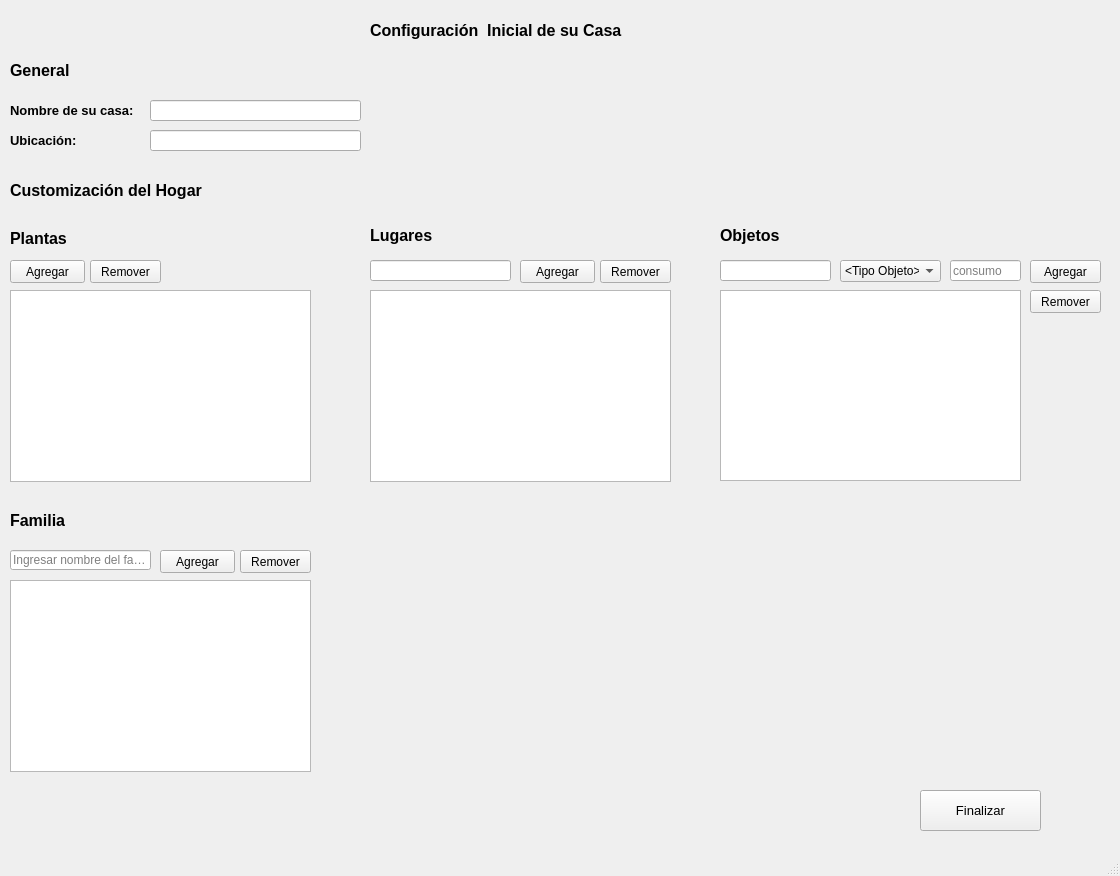
AliciaC07/Proyecto-Prolog-Smart-House, file src/visual/designer_ventana_principal.ui: the form before one commit.
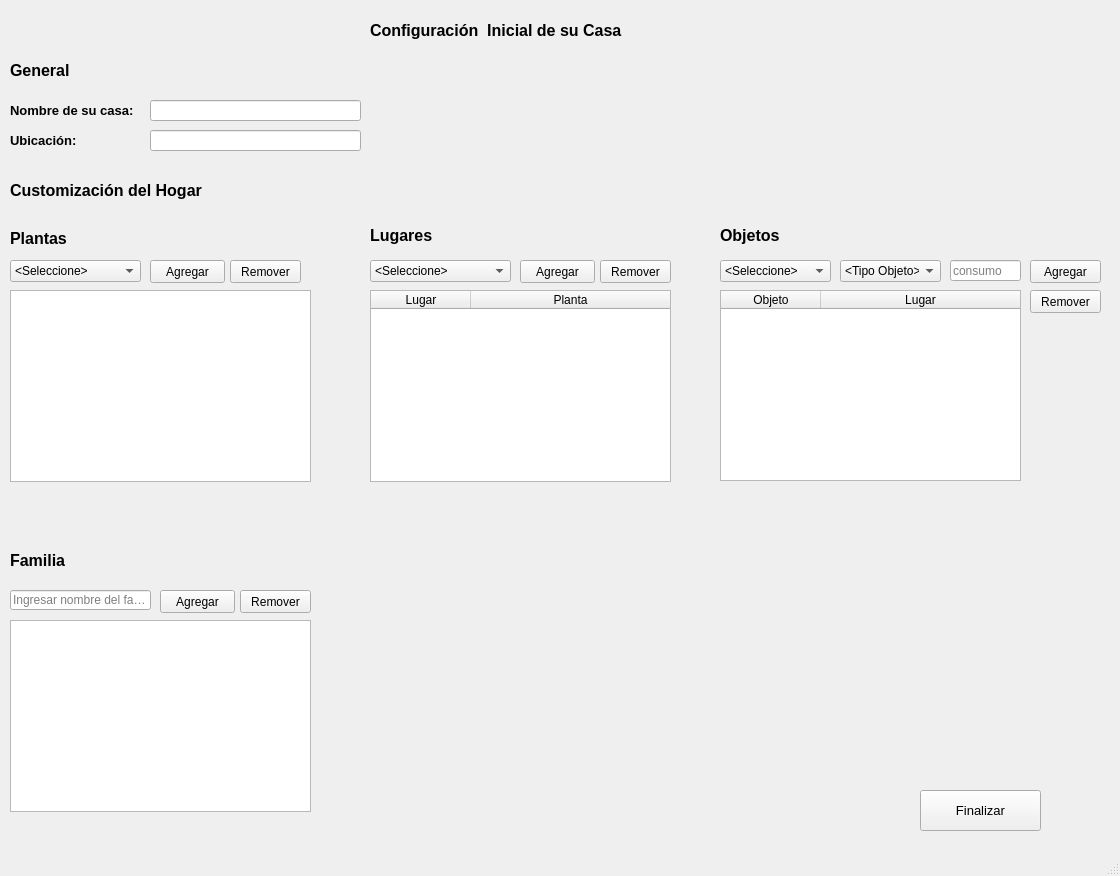
The form after the commit.

What changed in the file:
```diff
--- a/src/visual/designer_ventana_principal.ui
+++ b/src/visual/designer_ventana_principal.ui
@@ -87,7 +87,7 @@
    <widget class="QPushButton" name="btnAgregarPlanta">
     <property name="geometry">
      <rect>
-      <x>10</x>
+      <x>150</x>
       <y>260</y>
       <width>75</width>
       <height>23</height>
@@ -100,7 +100,7 @@
    <widget class="QPushButton" name="btnRemoverPlanta">
     <property name="geometry">
      <rect>
-      <x>90</x>
+      <x>230</x>
       <y>260</y>
       <width>71</width>
       <height>23</height>
@@ -153,7 +153,7 @@
      <string>Agregar</string>
     </property>
    </widget>
-   <widget class="QListWidget" name="lwLugares">
+   <widget class="QTableWidget" name="lwLugares">
     <property name="geometry">
      <rect>
       <x>370</x>
@@ -162,6 +162,40 @@
       <height>192</height>
      </rect>
     </property>
+    <property name="maximumSize">
+     <size>
+      <width>301</width>
+      <height>16777215</height>
+     </size>
+    </property>
+    <property name="sizeAdjustPolicy">
+     <enum>QAbstractScrollArea::AdjustToContents</enum>
+    </property>
+    <attribute name="horizontalHeaderCascadingSectionResizes">
+     <bool>false</bool>
+    </attribute>
+    <attribute name="horizontalHeaderShowSortIndicator" stdset="0">
+     <bool>false</bool>
+    </attribute>
+    <attribute name="horizontalHeaderStretchLastSection">
+     <bool>true</bool>
+    </attribute>
+    <attribute name="verticalHeaderCascadingSectionResizes">
+     <bool>false</bool>
+    </attribute>
+    <attribute name="verticalHeaderStretchLastSection">
+     <bool>false</bool>
+    </attribute>
+    <column>
+     <property name="text">
+      <string>Lugar</string>
+     </property>
+    </column>
+    <column>
+     <property name="text">
+      <string>Planta</string>
+     </property>
+    </column>
    </widget>
    <widget class="QPushButton" name="btnRemoverLugar">
     <property name="geometry">
@@ -189,7 +223,7 @@
      <string>Agregar</string>
     </property>
    </widget>
-   <widget class="QListWidget" name="lwObjetos">
+   <widget class="QTableWidget" name="lwObjetos">
     <property name="geometry">
      <rect>
       <x>720</x>
@@ -198,6 +232,28 @@
       <height>191</height>
      </rect>
     </property>
+    <attribute name="horizontalHeaderStretchLastSection">
+     <bool>true</bool>
+    </attribute>
+    <attribute name="verticalHeaderCascadingSectionResizes">
+     <bool>false</bool>
+    </attribute>
+    <attribute name="verticalHeaderShowSortIndicator" stdset="0">
+     <bool>false</bool>
+    </attribute>
+    <attribute name="verticalHeaderStretchLastSection">
+     <bool>false</bool>
+    </attribute>
+    <column>
+     <property name="text">
+      <string>Objeto</string>
+     </property>
+    </column>
+    <column>
+     <property name="text">
+      <string>Lugar</string>
+     </property>
+    </column>
    </widget>
    <widget class="QPushButton" name="btnRemoverObjeto">
     <property name="geometry">
@@ -276,7 +332,7 @@
     <property name="geometry">
      <rect>
       <x>10</x>
-      <y>510</y>
+      <y>550</y>
       <width>211</width>
       <height>21</height>
      </rect>
@@ -296,7 +352,7 @@
     <property name="geometry">
      <rect>
       <x>160</x>
-      <y>550</y>
+      <y>590</y>
       <width>75</width>
       <height>23</height>
      </rect>
@@ -309,7 +365,7 @@
     <property name="geometry">
      <rect>
       <x>10</x>
-      <y>580</y>
+      <y>620</y>
       <width>301</width>
       <height>192</height>
      </rect>
@@ -319,7 +375,7 @@
     <property name="geometry">
      <rect>
       <x>240</x>
-      <y>550</y>
+      <y>590</y>
       <width>71</width>
       <height>23</height>
      </rect>
@@ -352,7 +408,7 @@
     <property name="geometry">
      <rect>
       <x>10</x>
-      <y>550</y>
+      <y>590</y>
       <width>141</width>
       <height>20</height>
      </rect>
@@ -391,26 +447,6 @@
      </rect>
     </property>
    </widget>
-   <widget class="QLineEdit" name="inputLugar">
-    <property name="geometry">
-     <rect>
-      <x>370</x>
-      <y>260</y>
-      <width>141</width>
-      <height>21</height>
-     </rect>
-    </property>
-   </widget>
-   <widget class="QLineEdit" name="inputObjeto">
-    <property name="geometry">
-     <rect>
-      <x>720</x>
-      <y>260</y>
-      <width>111</width>
-      <height>21</height>
-     </rect>
-    </property>
-   </widget>
    <widget class="QComboBox" name="cbxTipo">
     <property name="geometry">
      <rect>
@@ -454,6 +490,101 @@
      <string>consumo</string>
     </property>
    </widget>
+   <widget class="QComboBox" name="cbxLugares">
+    <property name="geometry">
+     <rect>
+      <x>370</x>
+      <y>260</y>
+      <width>141</width>
+      <height>22</height>
+     </rect>
+    </property>
+    <item>
+     <property name="text">
+      <string>&lt;Seleccione&gt;</string>
+     </property>
+    </item>
+    <item>
+     <property name="text">
+      <string>Sala</string>
+     </property>
+    </item>
+    <item>
+     <property name="text">
+      <string>Comedor</string>
+     </property>
+    </item>
+    <item>
+     <property name="text">
+      <string>Cocina</string>
+     </property>
+    </item>
+    <item>
+     <property name="text">
+      <string>Habitacion</string>
+     </property>
+    </item>
+    <item>
+     <property name="text">
+      <string>Bano</string>
+     </property>
+    </item>
+   </widget>
+   <widget class="QComboBox" name="cbxObjetos">
+    <property name="geometry">
+     <rect>
+      <x>720</x>
+      <y>260</y>
+      <width>111</width>
+      <height>22</height>
+     </rect>
+    </property>
+    <item>
+     <property name="text">
+      <string>&lt;Seleccione&gt;</string>
+     </property>
+    </item>
+    <item>
+     <property name="text">
+      <string>Nevera</string>
+     </property>
+    </item>
+    <item>
+     <property name="text">
+      <string>Estufa</string>
+     </property>
+    </item>
+    <item>
+     <property name="text">
+      <string>Abanico</string>
+     </property>
+    </item>
+    <item>
+     <property name="text">
+      <string>Bombillo</string>
+     </property>
+    </item>
+   </widget>
+   <widget class="QComboBox" name="cbxPlanta">
+    <property name="geometry">
+     <rect>
+      <x>10</x>
+      <y>260</y>
+      <width>131</width>
+      <height>22</height>
+     </rect>
+    </property>
+    <item>
+     <property name="text">
+      <string>&lt;Seleccione&gt;</string>
+     </property>
+    </item>
+    <item>
+     <property name="text">
+      <string>Planta</string>
+     </property>
+    </item>
+   </widget>
   </widget>
   <widget class="QMenuBar" name="menubar">
    <property name="geometry">
```
